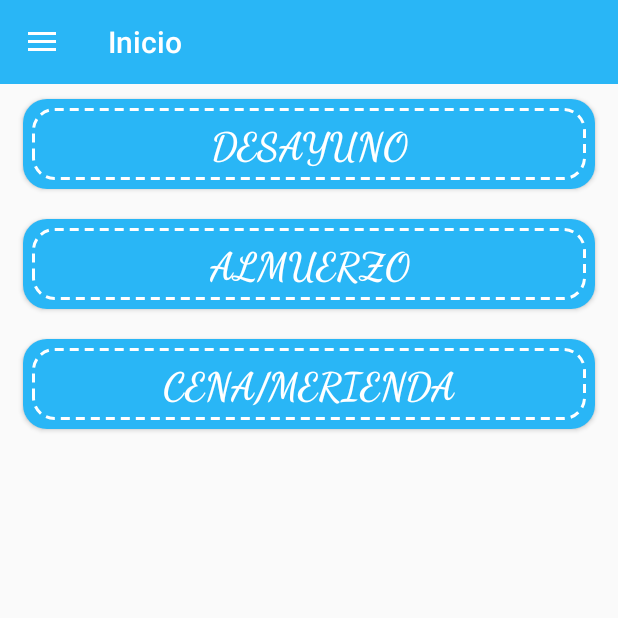
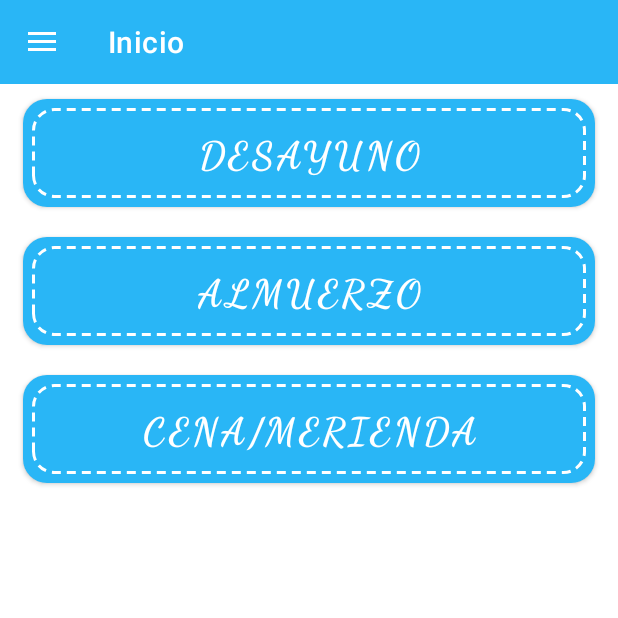
Before and after one commit to JsAzucar/CafeteriaUDB, an Android app: the screen it shows after launch (InicioActivity), on a phone screen of 412 x 824 dp, the top half of it. Run offline under Robolectric (Android 15) with nearby library versions, the phone set to English and light mode, and no system bars; our stand-ins replace Firebase (no records; nobody signed in at launch, a user with empty details on screens opened directly); pictures from the network do not load.

```diff
--- a/app/build.gradle.kts
+++ b/app/build.gradle.kts
@@ -52,6 +52,7 @@ dependencies {
     androidTestImplementation(libs.androidx.junit)
     androidTestImplementation(libs.androidx.espresso.core)
     implementation("com.google.android.material:material:1.12.0")
+    implementation ("androidx.core:core-ktx:1.16.0")
     implementation("com.airbnb.android:lottie:6.3.0")
     implementation("androidx.cardview:cardview:1.0.0")
     implementation(libs.glide)
--- a/app/src/main/java/com/sugardaddy/cafeteriaudb/ui/authentication/RegistrarActivity.kt
+++ b/app/src/main/java/com/sugardaddy/cafeteriaudb/ui/authentication/RegistrarActivity.kt
@@ -111,6 +111,8 @@ class RegistrarActivity : AppCompatActivity() {
             Log.d("Registro", "Fecha seleccionada: $fechaSeleccionada")
         }
 
+
+
         if (!supportFragmentManager.isStateSaved) {
             picker.show(supportFragmentManager, "date_picker")
         } else {
--- a/app/src/main/res/layout/activity_agregar_platillo.xml
+++ b/app/src/main/res/layout/activity_agregar_platillo.xml
@@ -79,14 +79,11 @@
                 android:layout_marginBottom="20sp"/>
             <Button
                 android:id="@+id/btn_agregar"
+                style="@style/Widget.CafeteriaUDB.Button"
                 android:layout_width="wrap_content"
                 android:layout_height="wrap_content"
                 android:layout_gravity="center_horizontal"
-                android:background="@drawable/btn_selector"
                 android:padding="15sp"
-                android:fontFamily="@font/dancingscript_bold"
-                android:textSize="20sp"
-                android:textColor="@color/white"
                 android:text="@string/btn_agregar"/>
 
 
--- a/app/src/main/res/layout/activity_edicion_plato.xml
+++ b/app/src/main/res/layout/activity_edicion_plato.xml
@@ -28,14 +28,12 @@
 
             <Button
                 android:id="@+id/btnAgregarPlatillo"
+                style="@style/Widget.CafeteriaUDB.Button"
                 android:layout_width="match_parent"
                 android:layout_height="wrap_content"
                 android:text="@string/btn_agregar_plato"
-                android:fontFamily="@font/dancingscript_bold"
-                android:textSize="20sp"
-                android:textColor="@color/white"
                 android:layout_margin="5sp"
-                android:background="@drawable/btn_selector"/>
+                />
 
             <androidx.recyclerview.widget.RecyclerView
                 android:id="@+id/recyclerPlatillos"
--- a/app/src/main/res/layout/activity_inicio.xml
+++ b/app/src/main/res/layout/activity_inicio.xml
@@ -20,20 +20,16 @@
             android:theme="@style/ThemeOverlay.AppCompat.Dark.ActionBar"
             app:title="@string/toolbar_inicio" />
 
-        <Button
+        <com.google.android.material.button.MaterialButton
             android:id="@+id/btn_desayuno"
+            style="@style/Widget.CafeteriaUDB.Button"
             android:layout_width="match_parent"
             android:layout_height="wrap_content"
             android:text="@string/btn_menu_desayuno"
-            android:textColor="@color/white"
-            android:textSize="25sp"
+            android:layout_marginVertical="10dp"
+            android:layout_marginHorizontal="15dp"
             android:paddingHorizontal="24dp"
-            android:paddingVertical="12dp"
-            android:background="@drawable/btn_selector"
-            android:backgroundTint="@null"
-            android:layout_marginVertical="10dp"
-            android:layout_marginHorizontal="15sp"
-            android:fontFamily="@font/dancingscript_bold"/>
+            android:paddingVertical="12dp"/>
 
         <androidx.recyclerview.widget.RecyclerView
             android:id="@+id/recycler_platillos_desayuno"
@@ -42,20 +38,16 @@
             android:padding="4dp"
             android:visibility="gone"/>
 
-        <Button
+        <com.google.android.material.button.MaterialButton
             android:id="@+id/btn_almuerzo"
+            style="@style/Widget.CafeteriaUDB.Button"
             android:layout_width="match_parent"
             android:layout_height="wrap_content"
             android:text="@string/btn_menu_almuerzo"
-            android:textColor="@color/white"
-            android:textSize="25sp"
+            android:layout_marginVertical="10dp"
+            android:layout_marginHorizontal="15dp"
             android:paddingHorizontal="24dp"
-            android:paddingVertical="12dp"
-            android:background="@drawable/btn_selector"
-            android:backgroundTint="@null"
-            android:layout_marginVertical="10dp"
-            android:layout_marginHorizontal="15sp"
-            android:fontFamily="@font/dancingscript_bold"/>
+            android:paddingVertical="12dp"/>
 
         <androidx.recyclerview.widget.RecyclerView
             android:id="@+id/recycler_platillos_almuerzo"
@@ -64,20 +56,16 @@
             android:padding="4dp"
             android:visibility="gone"/>
 
-        <Button
+        <com.google.android.material.button.MaterialButton
             android:id="@+id/btn_cena"
+            style="@style/Widget.CafeteriaUDB.Button"
             android:layout_width="match_parent"
             android:layout_height="wrap_content"
             android:text="@string/btn_menu_cena"
-            android:textColor="@color/white"
-            android:textSize="25sp"
+            android:layout_marginVertical="10dp"
+            android:layout_marginHorizontal="15dp"
             android:paddingHorizontal="24dp"
-            android:paddingVertical="12dp"
-            android:background="@drawable/btn_selector"
-            android:backgroundTint="@null"
-            android:layout_marginVertical="10dp"
-            android:layout_marginHorizontal="15sp"
-            android:fontFamily="@font/dancingscript_bold"/>
+            android:paddingVertical="12dp"/>
 
         <androidx.recyclerview.widget.RecyclerView
             android:id="@+id/recycler_platillos_cena"
@@ -86,20 +74,16 @@
             android:padding="4dp"
             android:visibility="gone"/>
 
-        <Button
+        <com.google.android.material.button.MaterialButton
             android:id="@+id/btn_editar"
+            style="@style/Widget.CafeteriaUDB.Button"
             android:layout_width="match_parent"
             android:layout_height="wrap_content"
             android:text="@string/btn_menu_editar"
-            android:textColor="@color/white"
-            android:textSize="25sp"
+            android:layout_marginVertical="10dp"
+            android:layout_marginHorizontal="15dp"
             android:paddingHorizontal="24dp"
-            android:paddingVertical="12dp"
-            android:background="@drawable/btn_selector"
-            android:backgroundTint="@null"
-            android:layout_marginVertical="10dp"
-            android:layout_marginHorizontal="15sp"
-            android:fontFamily="@font/dancingscript_bold"/>
+            android:paddingVertical="12dp"/>
 
 
 
--- a/app/src/main/res/values-night/themes.xml
+++ b/app/src/main/res/values-night/themes.xml
@@ -2,6 +2,7 @@
     <!-- Base application theme. -->
     <style name="Base.Theme.CafeteriaUDB" parent="Theme.AppCompat.DayNight.NoActionBar">
         <!-- Customize your dark theme here. -->
-        <!-- <item name="colorPrimary">@color/my_dark_primary</item> -->
+        <!-- <item name="colorPrimary">@color/my_light_primary</item> -->
     </style>
+
 </resources>
--- a/app/src/main/res/values/styles.xml
+++ b/app/src/main/res/values/styles.xml
@@ -38,4 +38,15 @@
         <item name="android:fontFamily">@font/lato_regular</item>
     </style>
 
+    <style name="Widget.CafeteriaUDB.Button" parent="Widget.MaterialComponents.Button">
+        <item name="android:textColor">@color/white</item>
+        <item name="android:textSize">25sp</item>
+        <item name="android:fontFamily">@font/dancingscript_bold</item>
+        <item name="android:background">@drawable/btn_selector</item>
+        <item name="backgroundTint">@null</item>
+        <item name="cornerRadius">0dp</item>
+        <item name="strokeWidth">0dp</item>
+        <item name="strokeColor">@null</item>
+    </style>
+
 </resources>
--- a/app/src/main/res/values/themes.xml
+++ b/app/src/main/res/values/themes.xml
@@ -1,6 +1,6 @@
 <resources xmlns:tools="http://schemas.android.com/tools">
     <!-- Base application theme. -->
-    <style name="Base.Theme.CafeteriaUDB" parent="Theme.AppCompat.DayNight.NoActionBar">
+    <style name="Base.Theme.CafeteriaUDB" parent="Theme.MaterialComponents.DayNight.NoActionBar">
         <!-- Customize your light theme here. -->
         <!-- <item name="colorPrimary">@color/my_light_primary</item> -->
     </style>
```
Also changed, not shown: app/src/main/res/layout/activity_edicion_menu.xml (+9 -21 lines), app/src/main/res/layout/activity_menu_edicion.xml (+4 -12 lines).
